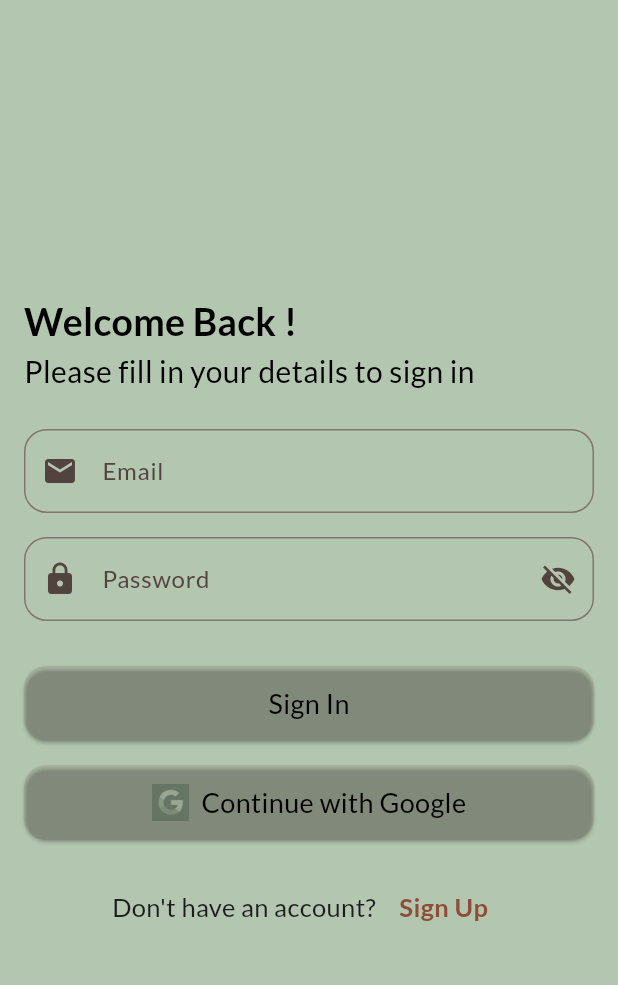
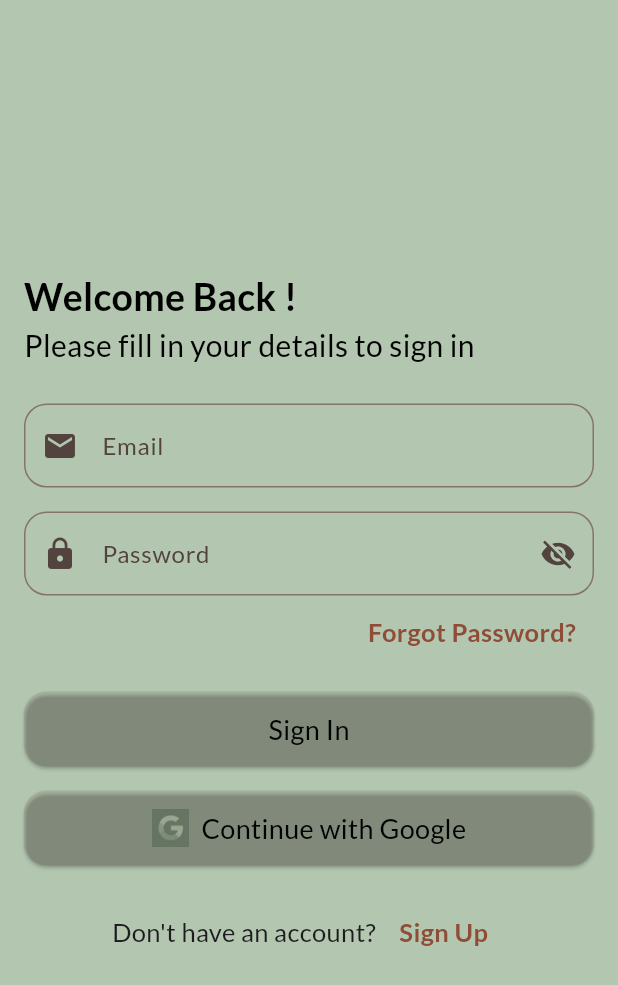
Before and after one commit to AlexisIvan2000/NutriAI_Lex, a Flutter app: the SigninScreen screen opened directly, on a phone screen of 412 x 824 dp. Shown: the top 985 px of the screen. Run offline on Flutter 3.47's test engine with Material 3 defaults, Android fonts, the phone set to English and light mode, and no system bars; our stand-ins replace flutter_secure_storage, google_fonts; missing offline and left inert: dart:ffi, flutter_inappwebview; accounts and stored records are empty.

Commit message:
Added password reset functionality with a dialog box and updated the login interface to include a "Forgot your password?" link.

```diff
--- a/front_end/lib/services/auth_api.dart
+++ b/front_end/lib/services/auth_api.dart
@@ -3,10 +3,8 @@ import 'package:http/http.dart' as http;
 import 'package:front_end/models/users.dart';
 import 'package:front_end/utils/secure_storage.dart';
 
-
 class AuthAPI {
   static const String baseUrl = "http://10.0.2.2:8000";
-
 
   static Future<bool> login(String email, String password) async {
     final res = await http.post(
@@ -20,14 +18,12 @@ class AuthAPI {
 
       await SecureStorage.saveToken(data["access_token"]);
 
-
       await getCurrentUser();
 
       return true;
     }
     return false;
   }
-
 
   static Future<Map<String, dynamic>> register({
     required String firstName,
@@ -50,7 +46,7 @@ class AuthAPI {
 
     return {
       "success": res.statusCode == 200,
-      "message": data["message"] ?? data["detail"] ?? "Erreur inconnue"
+      "message": data["message"] ?? data["detail"] ?? "Erreur inconnue",
     };
   }
 
@@ -73,6 +69,24 @@ class AuthAPI {
     return null;
   }
 
+  static Future<Map<String, dynamic>> resetPassword({
+    required String email,
+    required String newPassword,
+  }) async {
+    final res = await http.post(
+      Uri.parse("$baseUrl/auth/reset-password"),
+      headers: {"Content-Type": "application/json"},
+      body: jsonEncode({"email": email, "new_password": newPassword}),
+    );
+
+    final data = jsonDecode(res.body);
+
+    return {
+      "success": res.statusCode == 200,
+      "message": data["message"] ?? data["detail"] ?? "Error",
+    };
+  }
+
   static Future<void> logout() async {
     await SecureStorage.clearAll();
   }
--- a/front_end/lib/widgets/signin_form.dart
+++ b/front_end/lib/widgets/signin_form.dart
@@ -3,6 +3,7 @@ import 'package:front_end/screens/google_oauth.dart';
 import 'package:front_end/screens/signup.dart';
 import 'package:front_end/screens/user_data.dart';
 import 'package:front_end/services/auth_service.dart';
+import 'package:front_end/widgets/reset/reset_password_dialog.dart';
 
 class SigninForm extends StatefulWidget {
   const SigninForm({super.key});
@@ -83,8 +84,26 @@ class _SigninFormState extends State<SigninForm> {
               return null;
             },
           ),
+          Row(
+            mainAxisAlignment: MainAxisAlignment.end,
+            children: [
+              TextButton(
+                onPressed: () {
+                  ResetPasswordDialog.show(context);
+                },
+                child: Text(
+                  'Forgot Password?',
+                  style: Theme.of(context).textTheme.bodyMedium!.copyWith(
+                        fontSize: 17,
+                        fontWeight: FontWeight.bold,
+                        color: Theme.of(context).colorScheme.primary,
+                      ),
+                ),
+              ),
+            ],
+          ),
 
-          const SizedBox(height: 30.0),
+          const SizedBox(height: 16.0),
 
           SizedBox(
             width: double.infinity,
```
Also changed, not shown: front_end/lib/screens/settings.dart (+8 -5 lines), front_end/lib/services/auth_service.dart (+7 -6 lines), front_end/lib/widgets/reset/reset_password_dialog.dart (added, +76 -0 lines).
